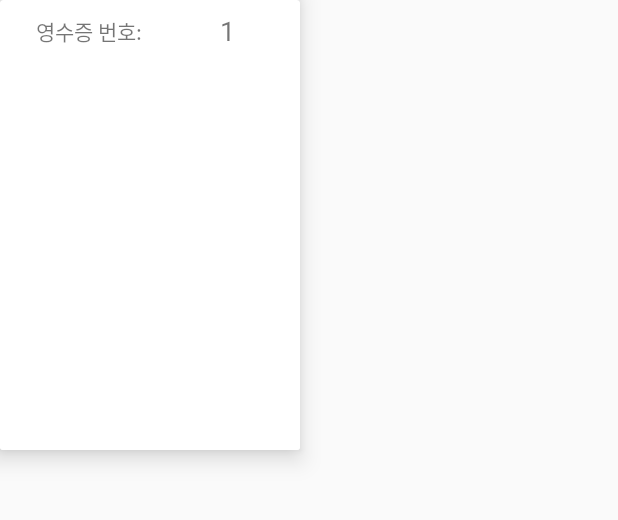
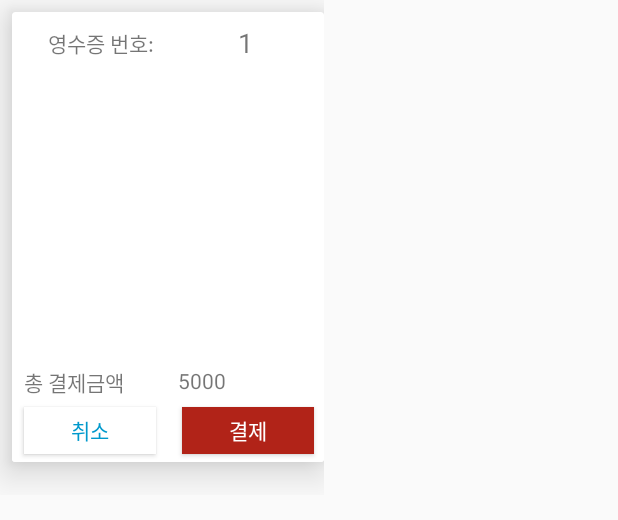
Before and after one commit to KwonOyoun/FrenchBean_pro, an Android app: the layout order_bills_layout.xml on its own in the app's theme, with its tools: preview values and no code run, on a phone screen of 412 x 824 dp. Shown: the top 520 px of the screen. Run offline under Robolectric (Android 15) with nearby library versions, the phone set to English and light mode, and no system bars.

Commit message:
design update oyouns work

```diff
--- a/app/src/main/res/layout/order_bill_item.xml
+++ b/app/src/main/res/layout/order_bill_item.xml
@@ -2,7 +2,7 @@
 <android.support.v7.widget.CardView xmlns:android="http://schemas.android.com/apk/res/android"
     xmlns:app="http://schemas.android.com/apk/res-auto"
     xmlns:tools="http://schemas.android.com/tools"
-    android:layout_width="200dp"
+    android:layout_width="match_parent"
     android:layout_height="wrap_content">
 
     <android.support.constraint.ConstraintLayout
--- a/app/src/main/res/layout/order_bills_layout.xml
+++ b/app/src/main/res/layout/order_bills_layout.xml
@@ -1,17 +1,28 @@
 <?xml version="1.0" encoding="utf-8"?>
-<android.support.v7.widget.CardView xmlns:android="http://schemas.android.com/apk/res/android"
+
+<android.support.constraint.ConstraintLayout xmlns:android="http://schemas.android.com/apk/res/android"
     xmlns:app="http://schemas.android.com/apk/res-auto"
     xmlns:tools="http://schemas.android.com/tools"
+    android:layout_width="wrap_content"
+
+    android:layout_height="330dp">
+
+    <android.support.v7.widget.CardView xmlns:app="http://schemas.android.com/apk/res-auto"
+        xmlns:tools="http://schemas.android.com/tools"
         android:id="@+id/order_bill_cardview"
-    android:layout_width="200dp"
+        android:layout_width="208dp"
         android:layout_height="300dp"
+        android:layout_marginStart="8dp"
+        android:layout_marginTop="8dp"
         android:orientation="vertical"
-    app:cardElevation="10dp">
+        app:cardElevation="15dp"
+        app:layout_constraintStart_toStartOf="parent"
+        app:layout_constraintTop_toTopOf="parent">
+
 
         <android.support.constraint.ConstraintLayout
             android:layout_width="match_parent"
-        android:layout_height="match_parent"
-        >
+            android:layout_height="match_parent">
 
             <TextView
                 android:id="@+id/BillNumber"
@@ -44,10 +55,7 @@
                     android:id="@+id/Bill_order_list"
                     android:layout_width="0dp"
                     android:layout_height="0dp"
-                android:layout_marginBottom="8dp"
-                android:layout_marginEnd="8dp"
-                android:layout_marginStart="16dp"
-                android:layout_marginTop="16dp"
+                    android:layout_marginBottom="80dp"
                     android:layout_weight="0.01"
                     app:layout_constraintBottom_toBottomOf="parent"
                     app:layout_constraintEnd_toEndOf="parent"
@@ -55,6 +63,50 @@
                     app:layout_constraintTop_toTopOf="parent">
 
                 </android.support.v7.widget.RecyclerView>
+
+                <Button
+                    android:id="@+id/button3"
+                    android:layout_width="wrap_content"
+                    android:layout_height="31dp"
+                    android:layout_marginBottom="5dp"
+                    android:layout_marginStart="8dp"
+                    android:background="@color/cardview_light_background"
+                    android:text="취소"
+                    android:textColor="@android:color/holo_blue_dark"
+                    app:layout_constraintBottom_toBottomOf="parent"
+                    app:layout_constraintStart_toStartOf="parent" />
+
+                <Button
+                    android:id="@+id/button4"
+                    android:layout_width="wrap_content"
+                    android:layout_height="31dp"
+                    android:layout_marginBottom="5dp"
+                    android:layout_marginStart="17dp"
+                    android:background="@color/canclebtn"
+                    android:text="결제"
+                    android:textColor="@color/cardview_light_background"
+                    app:layout_constraintBottom_toBottomOf="parent"
+                    app:layout_constraintStart_toEndOf="@+id/button3" />
+
+                <TextView
+                    android:id="@+id/textView15"
+                    android:layout_width="wrap_content"
+                    android:layout_height="wrap_content"
+                    android:layout_marginStart="8dp"
+                    android:layout_marginTop="16dp"
+                    android:text="총 결제금액"
+                    app:layout_constraintStart_toStartOf="parent"
+                    app:layout_constraintTop_toBottomOf="@+id/Bill_order_list" />
+
+                <TextView
+                    android:id="@+id/textView16"
+                    android:layout_width="wrap_content"
+                    android:layout_height="wrap_content"
+                    android:layout_marginStart="36dp"
+                    android:layout_marginTop="16dp"
+                    android:text="5000"
+                    app:layout_constraintStart_toEndOf="@+id/textView15"
+                    app:layout_constraintTop_toBottomOf="@+id/Bill_order_list" />
             </android.support.constraint.ConstraintLayout>
 
             <TextView
@@ -71,3 +123,4 @@
         </android.support.constraint.ConstraintLayout>
 
     </android.support.v7.widget.CardView>
+</android.support.constraint.ConstraintLayout>
--- a/app/src/main/res/values/colors.xml
+++ b/app/src/main/res/values/colors.xml
@@ -8,4 +8,5 @@
     <color name="colorBackground">#e4e4e4</color>
     <color name="colorBackJ">#f7f7fd</color>
     <color name="colorBean">#b9c18f</color>
+    <color name="canclebtn">#b12318</color>
 </resources>
```
Also changed, not shown: app/src/main/java/com/bumslap/bum/order/OrderActivity.java (+10 -8 lines), app/src/main/res/layout/content_order.xml (+30 -46 lines), app/src/main/res/drawable-v24/backrecylcerview.png (added). Lines whose indentation alone changed are shown as unchanged.
